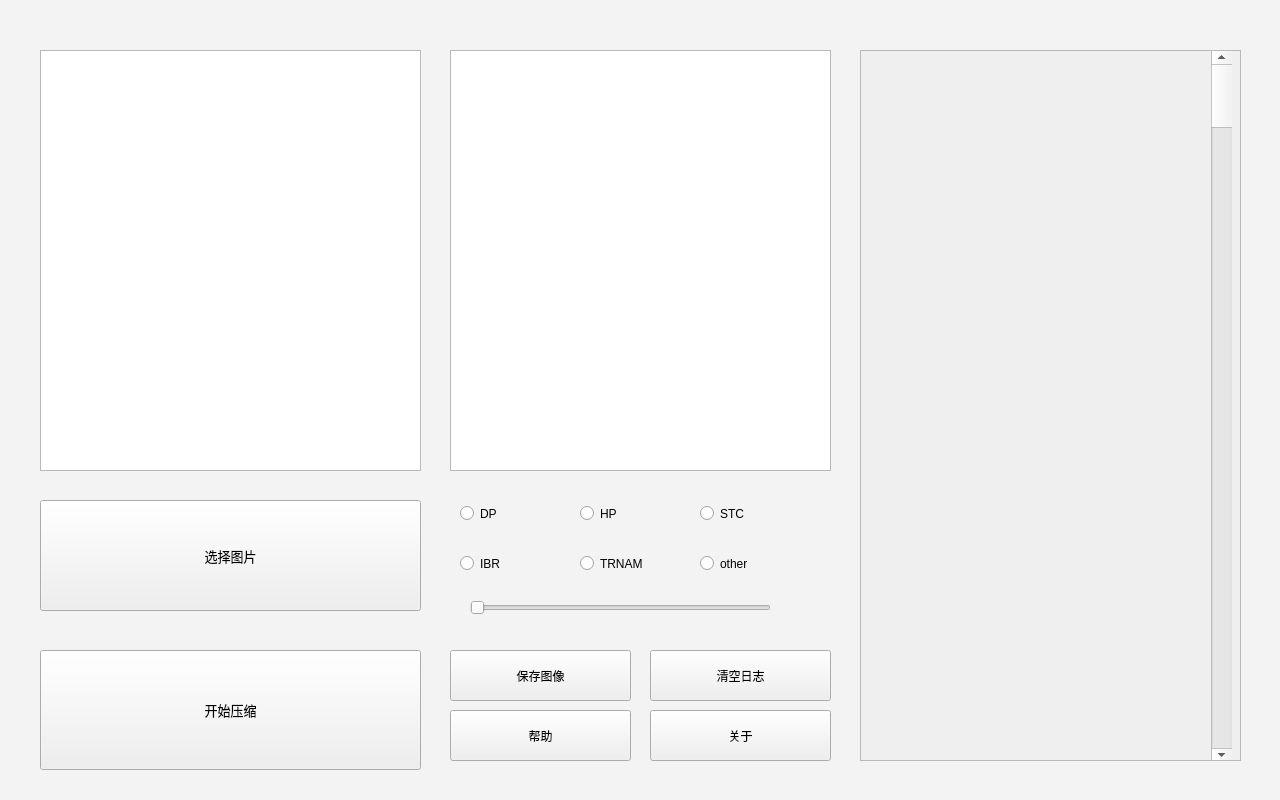
First picture: the form in widget.ui, repository HIBIKl/CPP_Homework, before the edit.
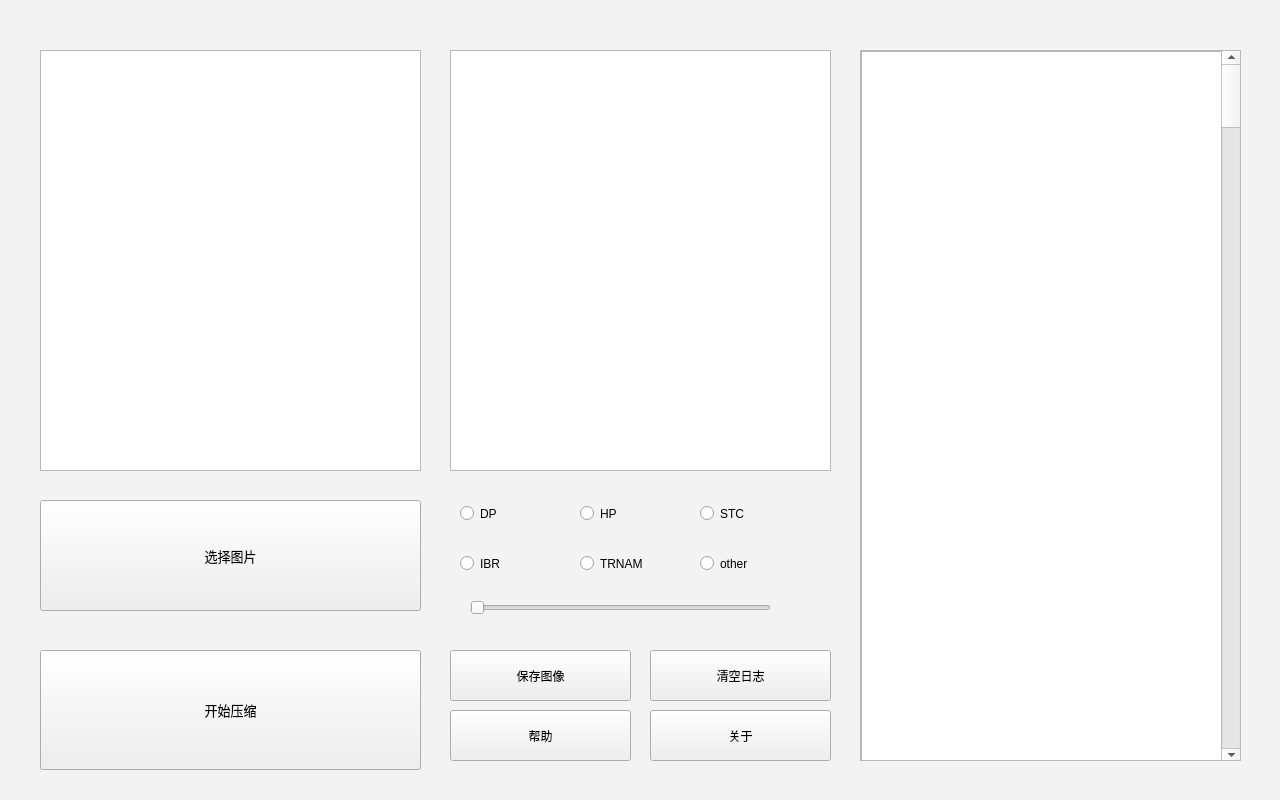
Second picture: the form after the edit. Custom widgets are drawn as their Qt base class.

Patch:
```diff
--- a/widget.ui
+++ b/widget.ui
@@ -193,7 +193,7 @@
      <widget class="QtMaterialScrollBar" name="verticalScrollBar">
       <property name="geometry">
        <rect>
-        <x>350</x>
+        <x>360</x>
         <y>0</y>
         <width>21</width>
         <height>711</height>
@@ -203,6 +203,18 @@
        <enum>Qt::Vertical</enum>
       </property>
      </widget>
+     <widget class="QTextBrowser" name="textBrowser">
+      <property name="geometry">
+       <rect>
+        <x>0</x>
+        <y>0</y>
+        <width>381</width>
+        <height>761</height>
+       </rect>
+      </property>
+     </widget>
+     <zorder>textBrowser</zorder>
+     <zorder>verticalScrollBar</zorder>
     </widget>
    </widget>
    <widget class="QGraphicsView" name="graphicsView_3">
```
